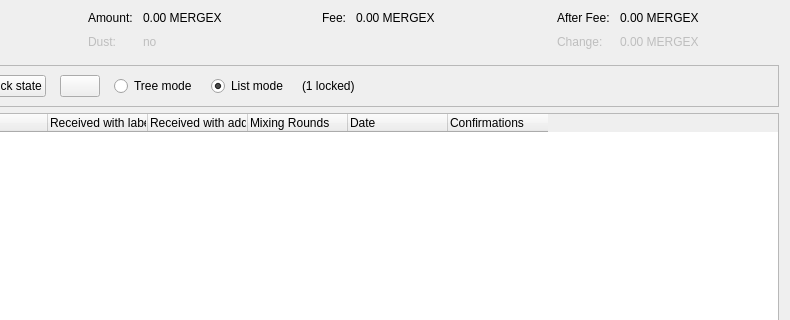
Old version of the form src/qt/forms/coincontroldialog.ui in the repository 1NF1N18Y/Points-Masternodes; both pictures show x 164 to 954 and y 0 to 320 of the 954 by 500 pixel window.
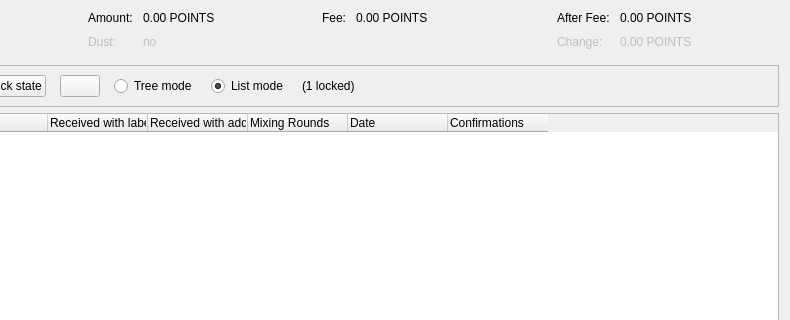
New version of the form. Custom widgets are drawn as their Qt base class.

```diff
--- a/src/qt/forms/coincontroldialog.ui
+++ b/src/qt/forms/coincontroldialog.ui
@@ -114,7 +114,7 @@
           <enum>Qt::ActionsContextMenu</enum>
          </property>
          <property name="text">
-          <string notr="true">0.00 MERGEX</string>
+          <string notr="true">0.00 POINTS</string>
          </property>
          <property name="textInteractionFlags">
           <set>Qt::LinksAccessibleByMouse|Qt::TextSelectableByKeyboard|Qt::TextSelectableByMouse</set>
@@ -182,7 +182,7 @@
           <enum>Qt::ActionsContextMenu</enum>
          </property>
          <property name="text">
-          <string notr="true">0.00 MERGEX</string>
+          <string notr="true">0.00 POINTS</string>
          </property>
          <property name="textInteractionFlags">
           <set>Qt::LinksAccessibleByMouse|Qt::TextSelectableByKeyboard|Qt::TextSelectableByMouse</set>
@@ -221,7 +221,7 @@
           <enum>Qt::ActionsContextMenu</enum>
          </property>
          <property name="text">
-          <string notr="true">0.00 MERGEX</string>
+          <string notr="true">0.00 POINTS</string>
          </property>
          <property name="textInteractionFlags">
           <set>Qt::LinksAccessibleByMouse|Qt::TextSelectableByKeyboard|Qt::TextSelectableByMouse</set>
@@ -250,7 +250,7 @@
           <enum>Qt::ActionsContextMenu</enum>
          </property>
          <property name="text">
-          <string notr="true">0.00 MERGEX</string>
+          <string notr="true">0.00 POINTS</string>
          </property>
          <property name="textInteractionFlags">
           <set>Qt::LinksAccessibleByMouse|Qt::TextSelectableByKeyboard|Qt::TextSelectableByMouse</set>
```
